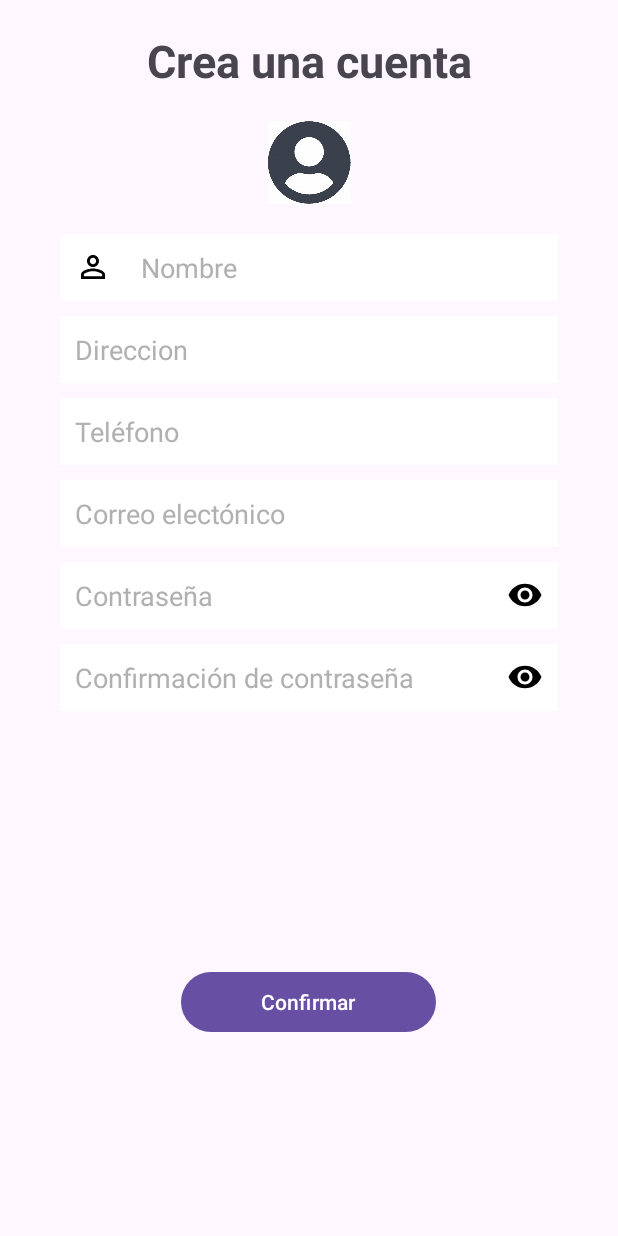
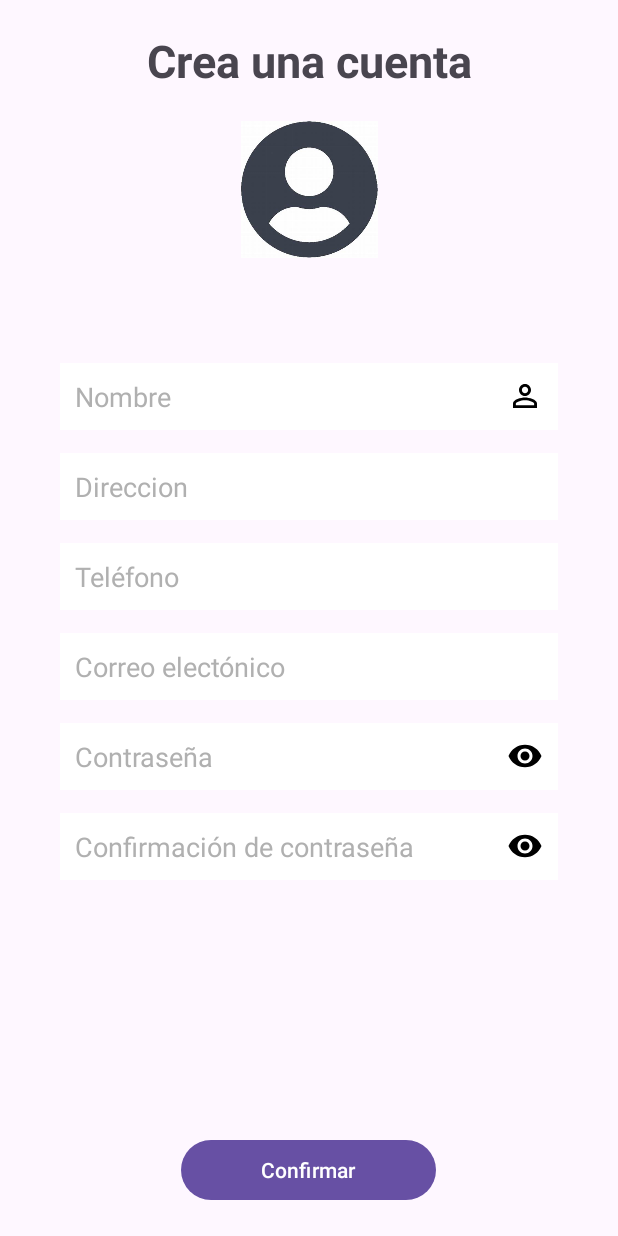
Before and after one commit to Zuri-sadai/AndroidApp, an Android app: the layout activity_main.xml on its own in the app's theme, with its tools: preview values and no code run, on a phone screen of 412 x 824 dp. Run offline under Robolectric (Android 15) with nearby library versions, the phone set to English and light mode, and no system bars.

```diff
--- a/app/src/main/java/com/zuul/androidapp/MainActivity.java
+++ b/app/src/main/java/com/zuul/androidapp/MainActivity.java
@@ -9,6 +9,11 @@ public class MainActivity extends AppCompatActivity {
     @Override
     protected void onCreate(Bundle savedInstanceState) {
         super.onCreate(savedInstanceState);
-        setContentView(R.layout.menu);
+
+        /*Inicio de Sesion */
+        setContentView(R.layout.activity_main);
+
+        /* Catálogo */
+        //setContentView(R.layout.menu);
     }
 }
--- a/app/src/main/res/layout/activity_main.xml
+++ b/app/src/main/res/layout/activity_main.xml
@@ -1,12 +1,11 @@
 <?xml version="1.0" encoding="utf-8"?>
-<androidx.constraintlayout.widget.ConstraintLayout
-    xmlns:android="http://schemas.android.com/apk/res/android"
+<androidx.constraintlayout.widget.ConstraintLayout xmlns:android="http://schemas.android.com/apk/res/android"
     xmlns:app="http://schemas.android.com/apk/res-auto"
     xmlns:tools="http://schemas.android.com/tools"
     android:layout_width="match_parent"
     android:layout_height="match_parent"
+    android:layout_gravity="center"
     android:orientation="vertical"
-    android:layout_gravity="center"
     tools:context=".MainActivity">
 
     <LinearLayout
@@ -30,20 +29,20 @@
 
         <ImageView
             android:layout_width="wrap_content"
-            android:layout_height="55dp"
+            android:layout_height="91dp"
             android:layout_marginTop="20dp"
-            android:src="@drawable/user" />
+            android:src="@drawable/user"/>
 
         <EditText
             android:id="@+id/username"
             android:layout_width="match_parent"
             android:layout_height="wrap_content"
             android:layout_marginLeft="40dp"
-            android:layout_marginTop="20dp"
+            android:layout_marginTop="70dp"
             android:layout_marginRight="40dp"
-            android:layout_marginBottom="10dp"
+            android:layout_marginBottom="15dp"
             android:background="@color/white"
-            android:drawableLeft="@drawable/baseline_person_outline_24"
+            android:drawableRight="@drawable/baseline_person_outline_24"
             android:drawablePadding="20dp"
             android:hint="Nombre"
             android:padding="10dp"
@@ -56,7 +55,7 @@
             android:layout_height="wrap_content"
             android:layout_marginLeft="40dp"
             android:layout_marginRight="40dp"
-            android:layout_marginBottom="10dp"
+            android:layout_marginBottom="15dp"
             android:background="@color/white"
             android:hint="Direccion"
             android:padding="10dp"
@@ -68,7 +67,7 @@
             android:layout_height="wrap_content"
             android:layout_marginLeft="40dp"
             android:layout_marginRight="40dp"
-            android:layout_marginBottom="10dp"
+            android:layout_marginBottom="15dp"
             android:background="@color/white"
             android:hint="Teléfono"
             android:padding="10dp"
@@ -80,7 +79,7 @@
             android:layout_height="wrap_content"
             android:layout_marginLeft="40dp"
             android:layout_marginRight="40dp"
-            android:layout_marginBottom="10dp"
+            android:layout_marginBottom="15dp"
             android:background="@color/white"
             android:hint="Correo electónico"
             android:padding="10dp"
@@ -92,7 +91,7 @@
             android:layout_height="wrap_content"
             android:layout_marginLeft="40dp"
             android:layout_marginRight="40dp"
-            android:layout_marginBottom="10dp"
+            android:layout_marginBottom="15dp"
             android:background="@color/white"
             android:drawableRight="@drawable/baseline_remove_red_eye_24"
             android:drawablePadding="20dp"
@@ -102,12 +101,11 @@
             android:textColorHint="@color/gris" />
 
         <EditText
-            android:id="@+id/repasswrd"
             android:layout_width="match_parent"
             android:layout_height="wrap_content"
             android:layout_marginLeft="40dp"
             android:layout_marginRight="40dp"
-            android:layout_marginBottom="10dp"
+            android:layout_marginBottom="15dp"
             android:background="@color/white"
             android:drawableRight="@drawable/baseline_remove_red_eye_24"
             android:drawablePadding="20dp"
@@ -115,18 +113,25 @@
             android:inputType="textPassword"
             android:padding="10dp"
             android:textColorHint="@color/gris" />
+    </LinearLayout>
+
+    <LinearLayout
+        android:id="@+id/la"
+        android:layout_width="match_parent"
+        android:layout_height="wrap_content"
+        android:layout_margin="20dp"
+        android:layout_marginTop="110dp"
+        android:orientation="vertical"
+        app:layout_constraintBottom_toBottomOf="parent">
 
         <Button
             android:id="@+id/boton"
             android:layout_width="170dp"
             android:layout_height="wrap_content"
             android:layout_gravity="center"
-            android:layout_marginTop="160dp"
-            android:layout_marginBottom="30dp"
-            android:text="Confirmar" />
-
+            android:text="Confirmar"
+            android:gravity="center"/>
 
     </LinearLayout>
 
-
 </androidx.constraintlayout.widget.ConstraintLayout>
--- a/app/src/main/res/layout/menu.xml
+++ b/app/src/main/res/layout/menu.xml
@@ -8,14 +8,14 @@
 
     <LinearLayout
         android:layout_width="match_parent"
-        android:layout_height="match_parent"
+        android:layout_height="wrap_content"
         android:orientation="vertical"
         app:layout_constraintBottom_toBottomOf="parent">
 
         <RelativeLayout
             android:layout_width="match_parent"
             android:layout_height="wrap_content"
-            android:layout_margin="30dp">
+            android:layout_margin="20dp">
 
             <TextView
                 android:layout_width="60dp"
@@ -282,7 +282,8 @@
 
         </GridLayout>
 
-
     </LinearLayout>
 
+
+
 </androidx.constraintlayout.widget.ConstraintLayout>
```
